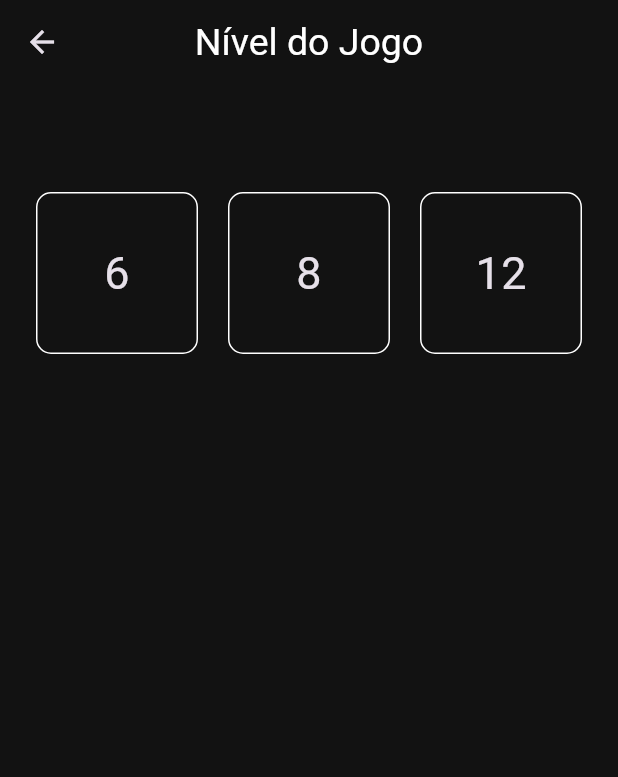
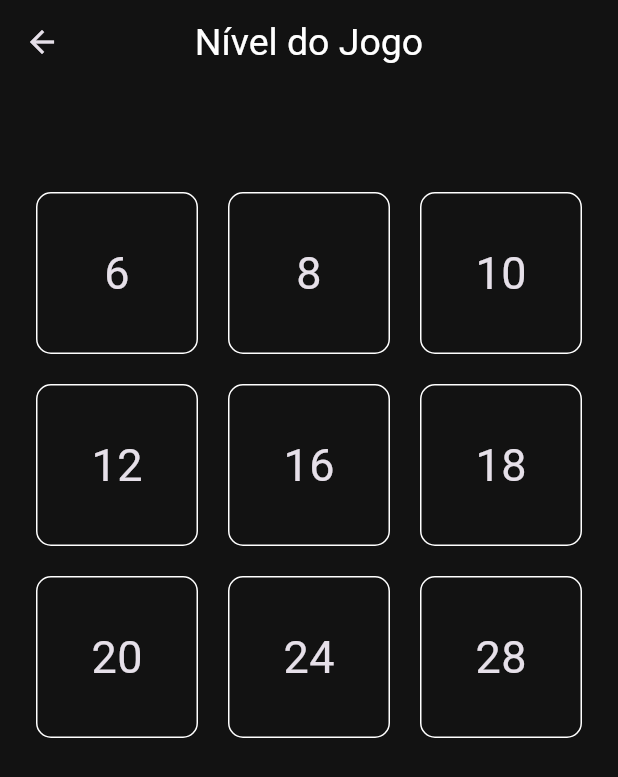
Before and after one commit to caiovellani/round6_game, a Flutter app: the LevelPage screen opened directly, on a phone screen of 412 x 824 dp. Shown: the top 777 px of the screen. Run offline on Flutter 3.47's test engine with Material 3 defaults, Android fonts, the phone set to English and light mode, and no system bars; our stand-ins replace flutter_mobx, google_fonts, mobx; generated files the repository leaves out were written again.

Commit message:
final app

```diff
--- /dev/null
+++ b/lib/game_settings.dart
@@ -0,0 +1,15 @@
+class GameSettings {
+  static const levels = [6, 8, 10, 12, 16, 18, 20, 24, 28];
+
+  static const cardOptions = [1, 2, 3, 4, 5, 6, 7, 8, 9, 10, 11, 12, 13, 14];
+
+  static gameBoardAxisCount(int level) {
+    if (level < 10) {
+      return 2;
+    } else if (level == 10 || level == 12 || level == 18) {
+      return 3;
+    } else {
+      return 4;
+    }
+  }
+}
--- a/lib/main.dart
+++ b/lib/main.dart
@@ -1,13 +1,18 @@
 import 'package:flutter/material.dart';
+import 'package:provider/provider.dart';
+import 'package:round_6/controllers/game_controller.dart';
 import 'package:round_6/src/pages/home_page.dart';
 import 'package:round_6/theme.dart';
 
 void main() {
-  runApp(const MyApp());
+  runApp(MultiProvider(
+    providers: [Provider<GameController>(create: (_) => GameController())],
+    child: const App(),
+  ));
 }
 
-class MyApp extends StatelessWidget {
-  const MyApp({super.key});
+class App extends StatelessWidget {
+  const App({super.key});
 
   @override
   Widget build(BuildContext context) {
--- /dev/null
+++ b/lib/models/game_play.dart
@@ -0,0 +1,11 @@
+import 'package:round_6/constants.dart';
+
+class GamePlay {
+  Modo modo;
+  int level;
+
+  GamePlay({
+    required this.modo,
+    required this.level,
+  });
+}
--- a/lib/src/pages/level_page.dart
+++ b/lib/src/pages/level_page.dart
@@ -1,5 +1,7 @@
 import 'package:flutter/material.dart';
 import 'package:round_6/constants.dart';
+import 'package:round_6/game_settings.dart';
+import 'package:round_6/models/game_play.dart';
 import 'package:round_6/widgets/level_card.dart';
 
 class LevelPage extends StatelessWidget {
@@ -12,6 +14,11 @@ class LevelPage extends StatelessWidget {
 
   @override
   Widget build(BuildContext context) {
+    final levels = GameSettings.levels
+        .map((n) => LevelCard(
+              gamePlay: GamePlay(modo: modo, level: n),
+            ))
+        .toList();
     return Scaffold(
       appBar: AppBar(
         title: const Text('Nível do Jogo'),
@@ -23,11 +30,7 @@ class LevelPage extends StatelessWidget {
           mainAxisSpacing: 20,
           crossAxisSpacing: 20,
           padding: const EdgeInsets.all(24),
-          children: [
-            LevelCard(modo: modo, nivel: 6),
-            LevelCard(modo: modo, nivel: 8),
-            LevelCard(modo: modo, nivel: 12),
-          ],
+          children: levels,
         ),
       ),
     );
--- a/lib/widgets/level_card.dart
+++ b/lib/widgets/level_card.dart
@@ -1,21 +1,35 @@
 import 'package:flutter/material.dart';
+import 'package:provider/provider.dart';
 import 'package:round_6/constants.dart';
+import 'package:round_6/controllers/game_controller.dart';
+import 'package:round_6/models/game_play.dart';
+import 'package:round_6/src/pages/game_page.dart';
 import 'package:round_6/theme.dart';
 
 class LevelCard extends StatelessWidget {
-  final Modo modo;
-  final int nivel;
+  final GamePlay gamePlay;
 
   const LevelCard({
     super.key,
-    required this.modo,
-    required this.nivel,
+    required this.gamePlay,
   });
+
+  startGame(BuildContext context) {
+    context.read<GameController>().startGame(gamePlay: gamePlay);
+
+    Navigator.push(
+      context,
+      MaterialPageRoute(
+        fullscreenDialog: true,
+        builder: (BuildContext context) => GamePage(gamePlay: gamePlay),
+      ),
+    );
+  }
 
   @override
   Widget build(BuildContext context) {
     return InkWell(
-      onTap: () => {},
+      onTap: () => startGame(context),
       borderRadius: const BorderRadius.all(
         Radius.circular(10),
       ),
@@ -25,14 +39,17 @@ class LevelCard extends StatelessWidget {
         padding: const EdgeInsets.all(10),
         decoration: BoxDecoration(
           border: Border.all(
-            color: modo == Modo.normal ? Colors.white : Round6Theme.color,
+            color:
+                gamePlay.modo == Modo.normal ? Colors.white : Round6Theme.color,
           ),
           borderRadius: const BorderRadius.all(Radius.circular(10)),
-          color: modo == Modo.normal ? Colors.transparent : Round6Theme.color,
+          color: gamePlay.modo == Modo.normal
+              ? Colors.transparent
+              : Round6Theme.color,
         ),
         child: Center(
           child: Text(
-            nivel.toString(),
+            gamePlay.level.toString(),
             style: const TextStyle(fontSize: 30),
           ),
         ),
--- a/pubspec.yaml
+++ b/pubspec.yaml
@@ -36,10 +36,16 @@ dependencies:
   # Use with the CupertinoIcons class for iOS style icons.
   cupertino_icons: ^1.0.2
   google_fonts: ^6.1.0
+  provider: ^6.0.1
+  flutter_mobx: ^2.0.2
+  mobx: ^2.0.7
 
 dev_dependencies:
   flutter_test:
     sdk: flutter
+  build_runner: ^2.1.5
+  mobx_codegen: ^2.0.4
+
 
   # The "flutter_lints" package below contains a set of recommended lints to
   # encourage good coding practices. The lint set provided by the package is
```
Also changed, not shown: lib/controllers/game_controller.dart (added, +145 -0 lines), lib/models/game_options.dart (added, +11 -0 lines), lib/src/pages/game_page.dart (+30 -54 lines), lib/widgets/card_game.dart (+19 -8 lines), lib/widgets/game_score.dart (added, +45 -0 lines), lib/widgets/result_game.dart (+10 -13 lines), lib/controllers/game_controller.g.dart (added), pubspec.lock.
